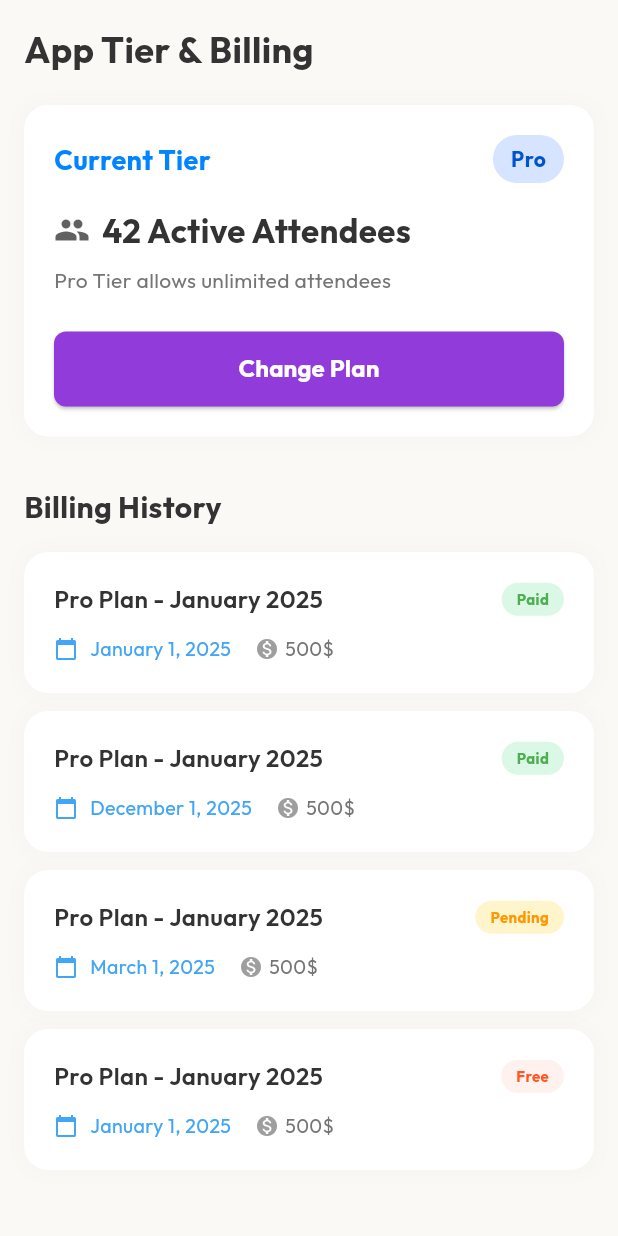
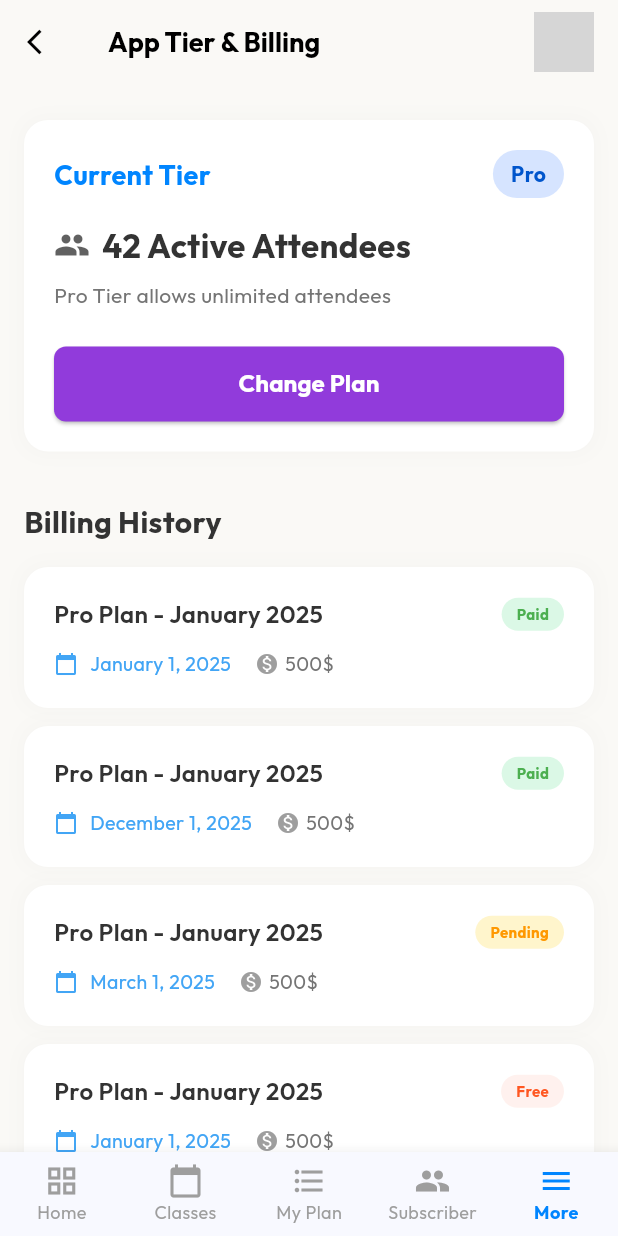
Before and after one commit to ammmar7874-dev/school_management-_dashboard-, a Flutter app: the screen it shows after launch, item 5 of the bottom bar chosen, after a tap on "Billing", on a phone screen of 412 x 824 dp. Run offline on Flutter 3.47's test engine with Material 3 defaults, Android fonts, the phone set to English and light mode, and no system bars; our stand-ins replace fl_chart, google_fonts; network calls fail; grey boxes are pictures that could not be loaded.

Commit message:
feat: Refactor screens to use ScreenWithBottomNav for consistent layout and navigation, and add navigation to ChoosePlanScreen from AppTierScreen.

```diff
--- a/lib/screens/app_tier_screen.dart
+++ b/lib/screens/app_tier_screen.dart
@@ -1,3 +1,5 @@
+import 'package:adicto_school/screens/choose_plan_screen.dart';
+import 'package:adicto_school/widgets/screen_with_bottom_nav.dart';
 import 'package:flutter/material.dart';
 import 'package:google_fonts/google_fonts.dart';
 
@@ -6,23 +8,15 @@ class AppTierScreen extends StatelessWidget {
 
   @override
   Widget build(BuildContext context) {
-    return Scaffold(
-      backgroundColor: const Color(0xFFFAF9F6),
-      // No AppBar
-      body: SingleChildScrollView(
+    return ScreenWithBottomNav(
+      title: 'App Tier & Billing',
+      currentIndex: 4, // More index
+      child: SingleChildScrollView(
         padding: const EdgeInsets.all(16),
         child: Column(
           crossAxisAlignment: CrossAxisAlignment.start,
           children: [
-            Text(
-              'App Tier & Billing',
-              style: GoogleFonts.outfit(
-                fontSize: 24,
-                fontWeight: FontWeight.bold,
-                color: const Color(0xFF333333),
-              ),
-            ),
-            const SizedBox(height: 20),
+            const SizedBox(height: 8),
             Container(
               padding: const EdgeInsets.all(20),
               decoration: BoxDecoration(
@@ -94,7 +88,14 @@ class AppTierScreen extends StatelessWidget {
                     width: double.infinity,
                     height: 50,
                     child: ElevatedButton(
-                      onPressed: () {},
+                      onPressed: () {
+                        Navigator.push(
+                          context,
+                          MaterialPageRoute(
+                            builder: (context) => const ChoosePlanScreen(),
+                          ),
+                        );
+                      },
                       style: ElevatedButton.styleFrom(
                         backgroundColor: const Color(0xFF913BDB),
                         shape: RoundedRectangleBorder(
--- a/lib/screens/main_screen.dart
+++ b/lib/screens/main_screen.dart
@@ -1,12 +1,8 @@
 import 'package:adicto_school/screens/app_tier_screen.dart';
-import 'package:adicto_school/screens/choose_plan_screen.dart';
 import 'package:adicto_school/screens/classes_screen.dart';
 import 'package:adicto_school/screens/dashboard_screen.dart';
-import 'package:adicto_school/screens/notification_history_screen.dart';
 import 'package:adicto_school/screens/payment_methods_screen.dart';
 import 'package:adicto_school/screens/profile_setting_screen.dart';
-import 'package:adicto_school/screens/revenue_screen.dart';
-import 'package:adicto_school/screens/send_notification_screen.dart';
 import 'package:adicto_school/screens/subscription_history_screen.dart';
 import 'package:adicto_school/screens/subscription_screen.dart';
 import 'package:flutter/material.dart';
@@ -41,27 +37,29 @@ class _MainScreenState extends State<MainScreen> {
   }
 
   void _showMoreMenu(BuildContext context) {
-    final RenderBox? button = context.findRenderObject() as RenderBox?;
-    final RenderBox overlay =
-        Overlay.of(context).context.findRenderObject() as RenderBox;
-    final RelativeRect position = RelativeRect.fromRect(
-      Rect.fromPoints(
-        button!.localToGlobal(Offset.zero, ancestor: overlay),
-        button.localToGlobal(button.size.bottomRight(Offset.zero),
-            ancestor: overlay),
+    showModalBottomSheet(
+      context: context,
+      backgroundColor: Colors.transparent,
+      builder: (BuildContext context) {
+        return Container(
+          decoration: const BoxDecoration(
+            color: Colors.white,
+            borderRadius: BorderRadius.vertical(top: Radius.circular(20)),
           ),
-      Offset.zero & overlay.size,
-    );
-
-    showMenu(
-      context: context,
-      position: position,
-      shape: RoundedRectangleBorder(
-        borderRadius: BorderRadius.circular(12),
+          child: Column(
+            mainAxisSize: MainAxisSize.min,
+            children: [
+              const SizedBox(height: 12),
+              Container(
+                width: 40,
+                height: 4,
+                decoration: BoxDecoration(
+                  color: Colors.grey[300],
+                  borderRadius: BorderRadius.circular(2),
                 ),
-      items: [
-        PopupMenuItem(
-          child: _buildMenuOption(
+              ),
+              const SizedBox(height: 20),
+              _buildMenuOption(
                 icon: Icons.receipt_long,
                 title: 'Billing',
                 hasBadge: true,
@@ -75,10 +73,9 @@ class _MainScreenState extends State<MainScreen> {
                   );
                 },
               ),
-        ),
-        PopupMenuItem(
-          child: _buildMenuOption(
-            icon: Icons.account_wallet,
+              const Divider(height: 1),
+              _buildMenuOption(
+                icon: Icons.wallet,
                 title: 'Payment Method',
                 onTap: () {
                   Navigator.pop(context);
@@ -90,9 +87,8 @@ class _MainScreenState extends State<MainScreen> {
                   );
                 },
               ),
-        ),
-        PopupMenuItem(
-          child: _buildMenuOption(
+              const Divider(height: 1),
+              _buildMenuOption(
                 icon: Icons.settings,
                 title: 'Setting',
                 onTap: () {
@@ -105,8 +101,11 @@ class _MainScreenState extends State<MainScreen> {
                   );
                 },
               ),
+              const SizedBox(height: 20),
+            ],
           ),
-      ],
+        );
+      },
     );
   }
 
@@ -172,26 +171,9 @@ class _MainScreenState extends State<MainScreen> {
     // More Menu - Empty screen since we show popup menu
     const Scaffold(
       backgroundColor: Color(0xFFFAF9F6),
-      body: Center(
-        child: Text('Tap More to see options'),
-      ),
+      body: Center(child: Text('Tap More to see options')),
     ),
   ];
-
-  static Widget _buildMenuItem(
-    BuildContext context,
-    String title,
-    IconData icon,
-    Widget screen,
-  ) {
-    return ListTile(
-      title: Text(title, style: GoogleFonts.outfit()),
-      leading: Icon(icon, color: const Color(0xFF0085FF)),
-      trailing: const Icon(Icons.arrow_forward_ios, size: 16),
-      onTap: () =>
-          Navigator.push(context, MaterialPageRoute(builder: (_) => screen)),
-    );
-  }
 
   @override
   Widget build(BuildContext context) {
```
Also changed, not shown: lib/screens/choose_plan_screen.dart (+6 -14 lines), lib/screens/notification_history_screen.dart (+6 -13 lines), lib/screens/payment_methods_screen.dart (+6 -13 lines), lib/screens/profile_setting_screen.dart (+6 -17 lines), lib/screens/send_notification_screen.dart (+33 -13 lines). Lines whose indentation alone changed are shown as unchanged.
